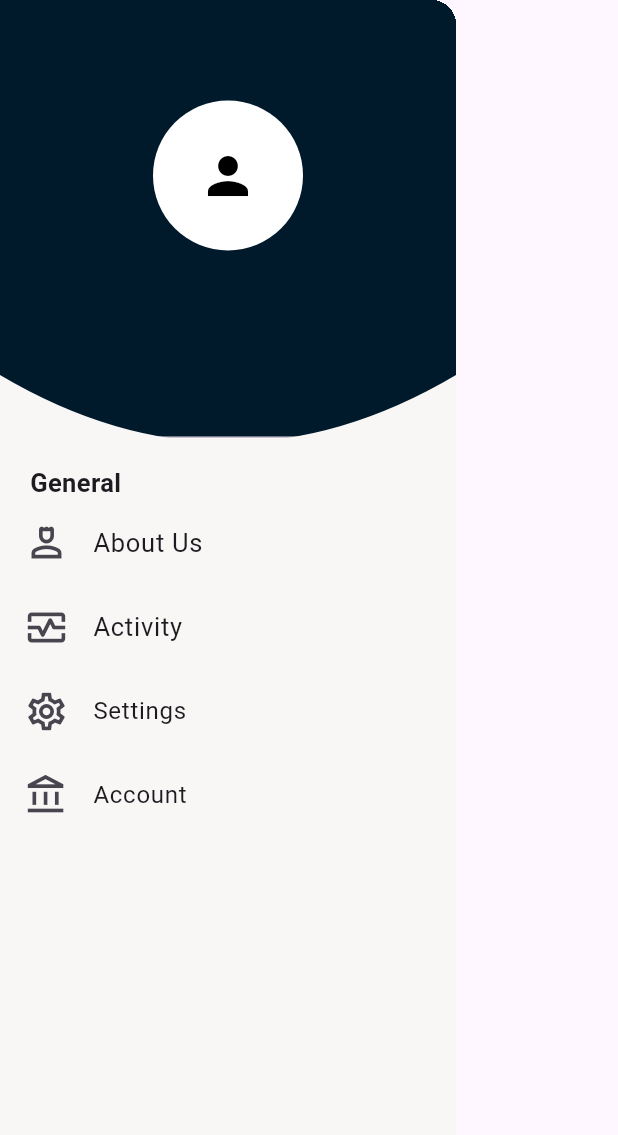
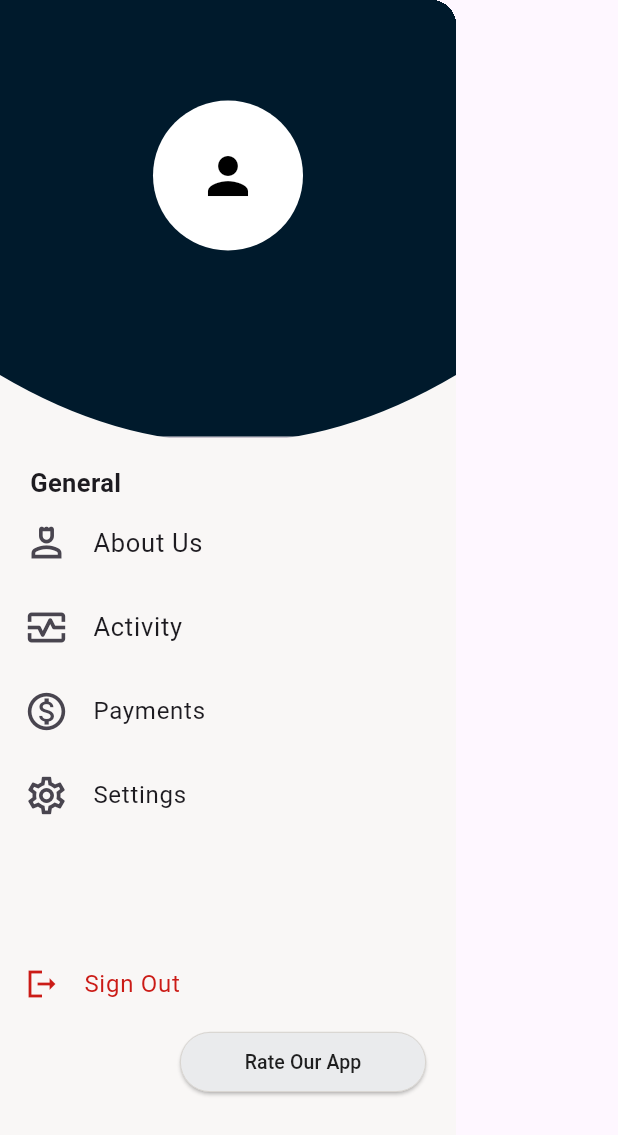
Before and after one commit to Bamadus/Find_My_Apartment, a Flutter app: the CustomDrawer widget shown alone on an empty page, opened directly, on a phone screen of 412 x 824 dp. Shown: the top 1135 px of the screen. Run offline on Flutter 3.47's test engine with Material 3 defaults, Android fonts, the phone set to English and light mode, and no system bars; our stand-ins replace firebase_auth, firebase_core, lottie, shared_preferences, unicons; accounts and stored records are empty.

Commit message:
working on fav and explore routes

```diff
--- a/lib/Presentation/routes/user_auth/login.dart
+++ b/lib/Presentation/routes/user_auth/login.dart
@@ -182,7 +182,7 @@ class _LoginState extends State<Login> {
                         mainAxisAlignment: MainAxisAlignment.center,
                         crossAxisAlignment: CrossAxisAlignment.start,
                         children:[
-                          Text('Username',
+                          Text('Email',
                                   style: TextStyle(
                                       fontFamily: 'SourceSansPro',
                                       fontSize:16,
@@ -192,7 +192,7 @@ class _LoginState extends State<Login> {
                           UserField(
                           controller: _usernameController,
                           enabled: !isAuthenticating,
-                          hintText: "user@name",
+                          hintText: "mail@gmail.com",
                           validator: (v){
                                     if(v!.isEmpty){
                                       return "This field is required";
--- a/lib/Presentation/widgets/bottomNavBar.dart
+++ b/lib/Presentation/widgets/bottomNavBar.dart
@@ -1,4 +1,5 @@
 import 'package:find_my_apartment/Presentation/routes/main_app/explore.dart';
+import 'package:find_my_apartment/Presentation/routes/main_app/favorite.dart';
 import 'package:find_my_apartment/Presentation/routes/main_app/home.dart';
 import 'package:find_my_apartment/Presentation/routes/main_app/messages.dart';
 import 'package:flutter/material.dart';
@@ -17,7 +18,7 @@ class _Landing_ScreenState extends State<Landing_Screen> {
   final List<Widget> _pages = [
     Home(),
     Explore(),
-    // Favorite(),
+    Favorites(),
     Messages()
   ];
 
--- a/lib/Presentation/widgets/drawer/drawer.dart
+++ b/lib/Presentation/widgets/drawer/drawer.dart
@@ -21,13 +21,14 @@ class CustomDrawer extends StatelessWidget {
       child: ClipRect(
         child: BackdropFilter(
           filter: ImageFilter.blur(
-            sigmaX: 12,
-            sigmaY: 12,
+            sigmaX: 2,
+            sigmaY: 2,
           ),
           child: Container(
             color: const Color(0xffF8F7F4)
                 .withValues(alpha: 0.80),
             child: ListView(
+          physics:const ClampingScrollPhysics(),
               padding: EdgeInsets.zero,
               children: [
                 SizedBox(
@@ -107,18 +108,73 @@ class CustomDrawer extends StatelessWidget {
                 ),
 
                 ListTile(
+                  leading: const Icon(Icons.monetization_on_outlined, size: 30,),
+                  title: const Text('Payments'),
+                  onTap: () {
+                    Navigator.pop(context);
+                  },
+                ),
+                ListTile(
                   leading: const Icon(Icons.settings_outlined, size: 30,),
                   title: const Text('Settings'),
                   onTap: () {
                     Navigator.pop(context);
                   },
                 ),
+                SizedBox(height: 70,),
                 ListTile(
-                  leading: const Icon(Icons.account_balance_outlined, size: 30,),
-                  title: const Text('Account'),
-                  onTap: () {
-                    Navigator.pop(context);
+                  leading: Icon(Icons.logout_sharp, color: Color(0xffcb1b16),),
+                  title: const Text('Sign Out',style: TextStyle(color: Color(0xffcb1b16))),
+                  onTap: (){
+                    ScaffoldMessenger.of(context).showSnackBar(
+              SnackBar(
+                content:
+                Text(
+                  "Sign Out Feature Loading...",
+                  style: TextStyle(
+                                    fontFamily: 'SourceSansPro',
+                                    fontSize:18,
+                                    color: Color(0xffedf2fb),
+                        )),
+                          backgroundColor: Color(0xffb80c09),
+                          duration: Duration(milliseconds: 650),
+                          behavior: SnackBarBehavior.floating,
+                          shape: RoundedRectangleBorder(
+                            borderRadius: BorderRadius.circular(10),
+                          ),
+                          padding: EdgeInsets.all(15),
+                          margin: const EdgeInsets.only(left: 15,
+                          right: 15,
+                          bottom: 100
+                          ),
+                  ),
+                );
                   },
+                  ),
+                Container(
+                  margin: EdgeInsets.only(left: 120, right: 20),
+                  child: ElevatedButton(
+                        onPressed: (){},
+                        style: ElevatedButton.styleFrom(
+                          backgroundColor: Color(0xffeaebed),
+                          foregroundColor: Colors.black87,
+                          // elevation: 4,
+                          padding: const EdgeInsets.all(10),
+                          shape: RoundedRectangleBorder(
+                            borderRadius: BorderRadius.circular(50),
+                            side: BorderSide(
+                              color: Color(0xffd2cdc6),
+                              width: .5
+                            )
+                          ),
+                        ),
+                        child: Text("Rate Our App",
+                        style: TextStyle(
+                          fontSize: 13,
+                          // fontWeight: FontWeight.bold,
+                        ),
+                        ),
+                      ),
                 ),
               ],
             ),
```
Also changed, not shown: lib/Presentation/routes/main_app/explore.dart (+18 -2 lines), lib/Presentation/routes/main_app/favorite.dart (+23 -7 lines), lib/Presentation/routes/main_app/home.dart (+7 -19 lines), lib/Presentation/routes/user_auth/sign_up.dart (+7 -6 lines), lib/Presentation/states/like_provider.dart (+4 -4 lines).
